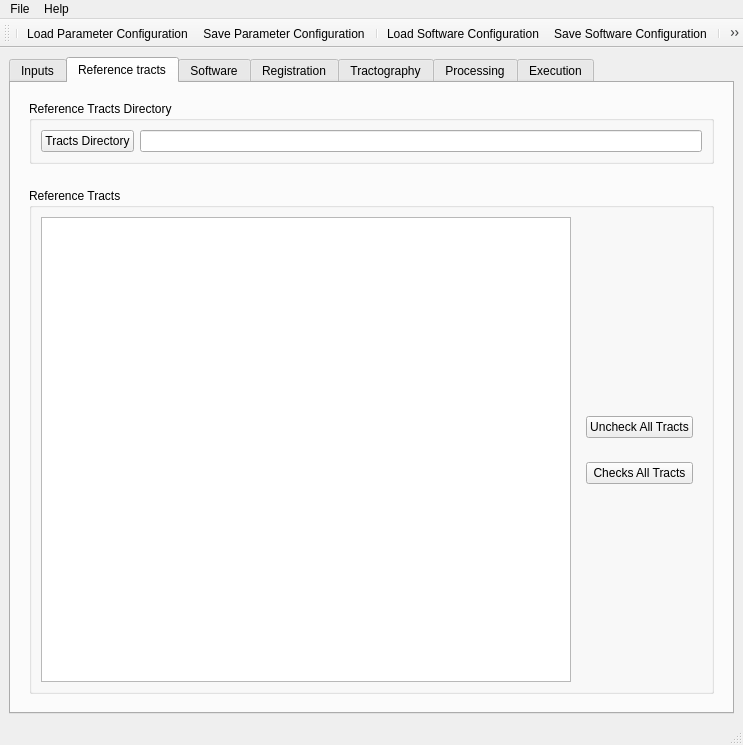
wendyuu/AutoTract, file AutoTract.ui: the form before one commit.
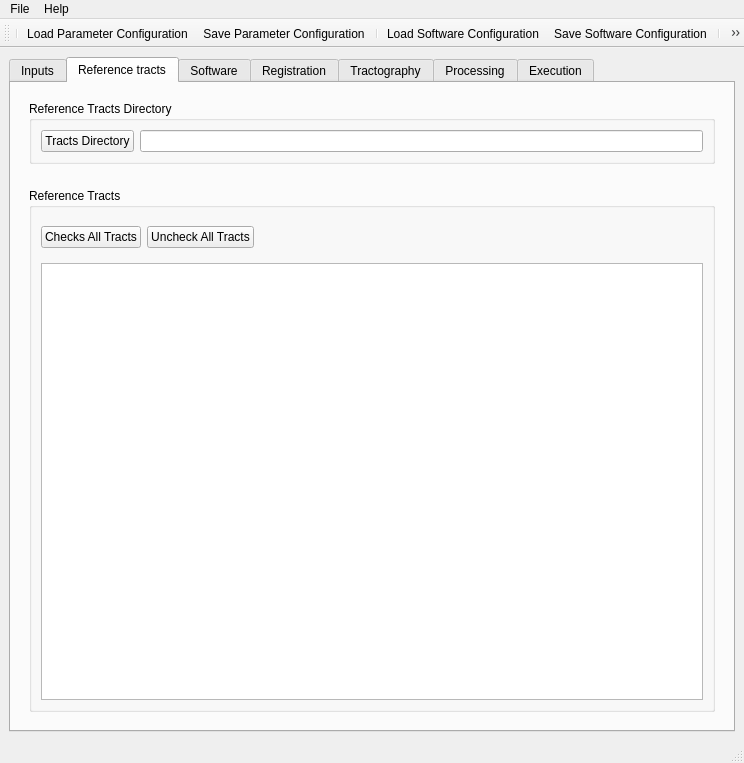
The form after the commit. The open tabs and pages were chosen to show the change. Icons and pictures are not drawn.

Commit message: ENH: 2nd tab (reference tracts) UI modified and connections to check/uncheck all tracts functional.

Patch:
```diff
--- a/AutoTract.ui
+++ b/AutoTract.ui
@@ -6,8 +6,8 @@
    <rect>
     <x>0</x>
     <y>0</y>
-    <width>743</width>
-    <height>663</height>
+    <width>744</width>
+    <height>763</height>
    </rect>
   </property>
   <property name="windowTitle">
@@ -163,52 +163,36 @@
              <property name="title">
               <string>Reference Tracts</string>
              </property>
-             <layout class="QHBoxLayout" name="horizontalLayout_5">
-              <item>
-               <widget class="QListWidget" name="para_ref_tracts_listWidget"/>
-              </item>
+             <layout class="QVBoxLayout" name="verticalLayout_9">
               <item>
                <widget class="QWidget" name="widget_3" native="true">
                 <layout class="QGridLayout" name="gridLayout_4">
-                 <property name="verticalSpacing">
-                  <number>24</number>
+                 <property name="leftMargin">
+                  <number>0</number>
                  </property>
-                 <item row="1" column="0">
-                  <widget class="QPushButton" name="uncheck_all_tracts_pushButton">
-                   <property name="text">
-                    <string>Uncheck All Tracts</string>
-                   </property>
-                  </widget>
-                 </item>
-                 <item row="2" column="0">
+                 <item row="0" column="0">
                   <widget class="QPushButton" name="check_all_tracts_pushButton">
                    <property name="text">
                     <string>Checks All Tracts</string>
                    </property>
                   </widget>
                  </item>
-                 <item row="0" column="0">
-                  <spacer name="verticalSpacer">
-                   <property name="orientation">
-                    <enum>Qt::Vertical</enum>
+                 <item row="0" column="1">
+                  <widget class="QPushButton" name="uncheck_all_tracts_pushButton">
+                   <property name="text">
+                    <string>Uncheck All Tracts</string>
                    </property>
-                   <property name="sizeHint" stdset="0">
-                    <size>
-                     <width>20</width>
-                     <height>40</height>
-                    </size>
-                   </property>
-                  </spacer>
+                  </widget>
                  </item>
-                 <item row="3" column="0">
-                  <spacer name="verticalSpacer_2">
+                 <item row="0" column="2">
+                  <spacer name="horizontalSpacer_2">
                    <property name="orientation">
-                    <enum>Qt::Vertical</enum>
+                    <enum>Qt::Horizontal</enum>
                    </property>
                    <property name="sizeHint" stdset="0">
                     <size>
-                     <width>20</width>
-                     <height>40</height>
+                     <width>40</width>
+                     <height>20</height>
                     </size>
                    </property>
                   </spacer>
@@ -216,6 +200,9 @@
                 </layout>
                </widget>
               </item>
+              <item>
+               <widget class="QListWidget" name="para_ref_tracts_listWidget"/>
+              </item>
              </layout>
             </widget>
            </item>
@@ -1440,7 +1427,7 @@
     <rect>
      <x>0</x>
      <y>0</y>
-     <width>743</width>
+     <width>744</width>
      <height>25</height>
     </rect>
    </property>
```
Left out of the diff: 7 changed lines with no effect on the pictures. The commit also changes 2 other files.
